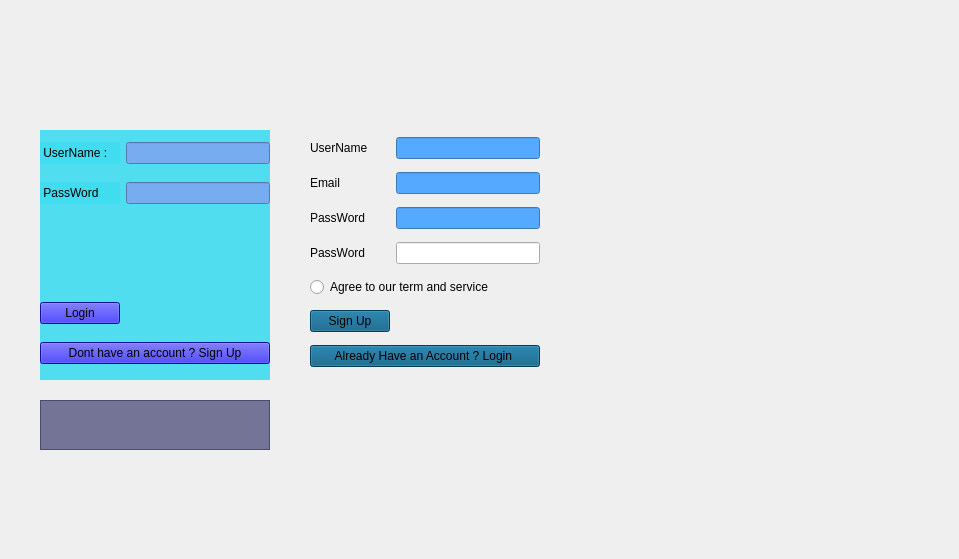
Before: the Qt Designer form Login_Sign_page/login_sign_page.ui in meh3one/Ap-FinalProj, drawn with Qt 5.
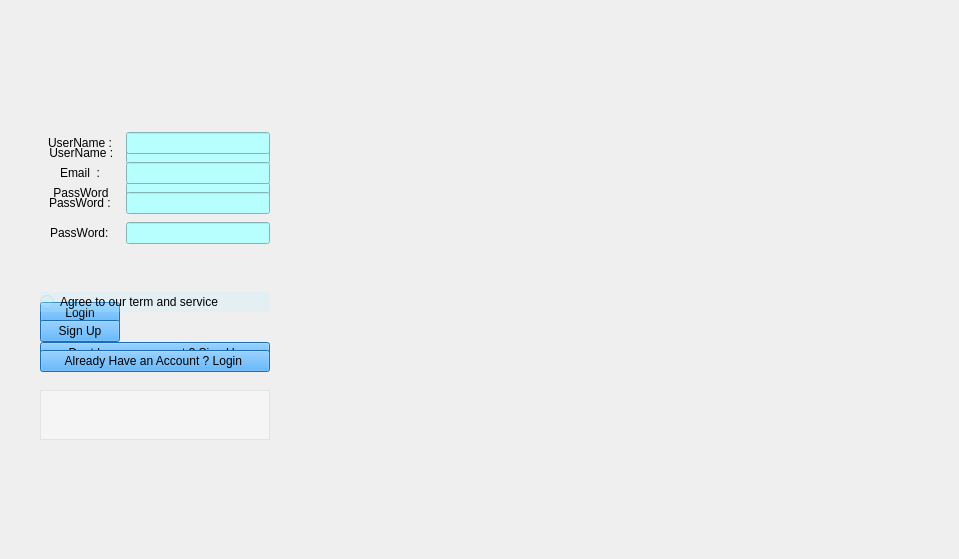
After: the same form once the commit is applied. Icons and pictures are not drawn.

Commit message: made the Sign up login page design

Patch:
```diff
--- a/Login_Sign_page/login_sign_page.ui
+++ b/Login_Sign_page/login_sign_page.ui
@@ -30,13 +30,16 @@
      </rect>
     </property>
     <property name="styleSheet">
-     <string notr="true">background-color:rgb(62, 219, 240,0.9);
+     <string notr="true">background-color: rgba(255, 255, 255,.8) ;
 
 color: rgb(0, 0, 0);</string>
     </property>
     <layout class="QGridLayout" name="loginPage">
-     <item row="1" column="0">
+     <item row="1" column="0" alignment="Qt::AlignHCenter">
       <widget class="QLabel" name="PassWord_lable_2">
+       <property name="styleSheet">
+        <string notr="true">background-color: rgb(255, 255, 255, 0.0);</string>
+       </property>
        <property name="text">
         <string> PassWord</string>
        </property>
@@ -45,7 +48,8 @@
      <item row="4" column="0" colspan="2">
       <widget class="QPushButton" name="Login_To_Sign_button">
        <property name="styleSheet">
-        <string notr="true">background-color:rgba(26, 19, 212)</string>
+        <string notr="true">
+background-color: rgb(38, 154, 255)</string>
        </property>
        <property name="text">
         <string>Dont have an account ? Sign Up</string>
@@ -55,14 +59,15 @@
      <item row="1" column="1">
       <widget class="QLineEdit" name="Login_PassWord_input">
        <property name="styleSheet">
-        <string notr="true">background-color: rgb(119, 172, 241)</string>
+        <string notr="true">background-color: rgb(183, 254, 255)</string>
        </property>
       </widget>
      </item>
      <item row="3" column="0">
       <widget class="QPushButton" name="Login_button">
        <property name="styleSheet">
-        <string notr="true">background-color:rgba(26, 19, 212)</string>
+        <string notr="true">
+background-color: rgb(38, 154, 255)</string>
        </property>
        <property name="text">
         <string>Login</string>
@@ -72,12 +77,15 @@
      <item row="0" column="1">
       <widget class="QLineEdit" name="Login_UserName_input">
        <property name="styleSheet">
-        <string notr="true">background-color: rgb(119, 172, 241)</string>
+        <string notr="true">background-color: rgb(183, 254, 255)</string>
        </property>
       </widget>
      </item>
-     <item row="0" column="0">
+     <item row="0" column="0" alignment="Qt::AlignHCenter">
       <widget class="QLabel" name="UserName_lable_2">
+       <property name="styleSheet">
+        <string notr="true">background-color: rgb(255, 255, 255, 0.0);</string>
+       </property>
        <property name="text">
         <string> UserName :</string>
        </property>
@@ -104,7 +112,7 @@
    <widget class="QWidget" name="SignUp_Widget" native="true">
     <property name="geometry">
      <rect>
-      <x>310</x>
+      <x>40</x>
       <y>130</y>
       <width>230</width>
       <height>250</height>
@@ -116,104 +124,135 @@
 color: rgb(0, 0, 0);</string>
     </property>
     <layout class="QGridLayout" name="gridLayout">
-     <item row="2" column="0">
+     <item row="2" column="0" alignment="Qt::AlignHCenter">
       <widget class="QLabel" name="PassWord_lable">
+       <property name="styleSheet">
+        <string notr="true">background-color: rgb(255, 255, 255, 0.0);</string>
+       </property>
        <property name="text">
-        <string>PassWord</string>
+        <string>PassWord :</string>
        </property>
       </widget>
      </item>
      <item row="3" column="1">
       <widget class="QLineEdit" name="Sign_PassWord_input2">
        <property name="styleSheet">
-        <string notr="true">background-color:: rgba(162, 219, 250);
-
-</string>
+        <string notr="true">background-color: rgb(183, 254, 255)</string>
        </property>
       </widget>
      </item>
      <item row="2" column="1">
       <widget class="QLineEdit" name="Sign_PassWord_input1">
        <property name="styleSheet">
-        <string notr="true">background-color: rgb(85, 170, 255)</string>
+        <string notr="true">background-color: rgb(183, 254, 255)</string>
        </property>
       </widget>
      </item>
      <item row="1" column="1">
       <widget class="QLineEdit" name="Sign_Email_input">
        <property name="styleSheet">
-        <string notr="true">background-color: rgb(85, 170, 255)</string>
+        <string notr="true">background-color: rgb(183, 254, 255)</string>
        </property>
       </widget>
      </item>
-     <item row="1" column="0">
+     <item row="1" column="0" alignment="Qt::AlignHCenter">
       <widget class="QLabel" name="Email_lable">
+       <property name="styleSheet">
+        <string notr="true">background-color: rgb(255, 255, 255, 0.0);</string>
+       </property>
        <property name="text">
-        <string>Email</string>
+        <string>Email  :</string>
        </property>
       </widget>
      </item>
-     <item row="0" column="0">
+     <item row="0" column="0" alignment="Qt::AlignHCenter">
       <widget class="QLabel" name="UserName_lable">
+       <property name="styleSheet">
+        <string notr="true">background-color: rgb(255, 255, 255, 0.0);</string>
+       </property>
        <property name="text">
-        <string>UserName</string>
+        <string>UserName :</string>
        </property>
       </widget>
      </item>
-     <item row="5" column="0">
+     <item row="6" column="0">
       <widget class="QPushButton" name="SignUp_Bottom">
        <property name="styleSheet">
-        <string notr="true">background-color: rgb(0, 85, 127);</string>
+        <string notr="true">background-color: rgb(38, 154, 255)</string>
        </property>
        <property name="text">
         <string>Sign Up</string>
        </property>
       </widget>
      </item>
-     <item row="4" column="0" colspan="2">
+     <item row="5" column="0" colspan="2">
       <widget class="QRadioButton" name="term_service_ratio">
+       <property name="styleSheet">
+        <string notr="true">
+background-color: rgba(180, 241, 255, 0.2);</string>
+       </property>
        <property name="text">
         <string>Agree to our term and service</string>
        </property>
       </widget>
      </item>
-     <item row="3" column="0">
+     <item row="3" column="0" alignment="Qt::AlignHCenter">
       <widget class="QLabel" name="PassWord_lable_3">
+       <property name="styleSheet">
+        <string notr="true">background-color: rgb(255, 255, 255, 0.0);</string>
+       </property>
        <property name="text">
-        <string>PassWord</string>
+        <string>PassWord:</string>
        </property>
       </widget>
      </item>
      <item row="0" column="1">
       <widget class="QLineEdit" name="Sign_UserName_input">
        <property name="styleSheet">
-        <string notr="true">background-color: rgb(85, 170, 255)</string>
+        <string notr="true">background-color: rgb(183, 254, 255)</string>
        </property>
       </widget>
      </item>
-     <item row="6" column="0" colspan="2">
+     <item row="7" column="0" colspan="2">
       <widget class="QPushButton" name="sign_to_login_button">
        <property name="styleSheet">
-        <string notr="true">background-color: rgb(0, 85, 127);</string>
+        <string notr="true">
+background-color: rgb(38, 154, 255)</string>
        </property>
        <property name="text">
         <string>Already Have an Account ? Login </string>
        </property>
       </widget>
      </item>
+     <item row="4" column="0" colspan="2">
+      <spacer name="verticalSpacer">
+       <property name="orientation">
+        <enum>Qt::Vertical</enum>
+       </property>
+       <property name="sizeType">
+        <enum>QSizePolicy::Fixed</enum>
+       </property>
+       <property name="sizeHint" stdset="0">
+        <size>
+         <width>20</width>
+         <height>40</height>
+        </size>
+       </property>
+      </spacer>
+     </item>
     </layout>
    </widget>
    <widget class="QTextBrowser" name="Output">
     <property name="geometry">
      <rect>
       <x>40</x>
-      <y>400</y>
+      <y>390</y>
       <width>230</width>
       <height>50</height>
      </rect>
     </property>
     <property name="styleSheet">
-     <string notr="true">background-color: rgba(85, 85, 127, 0.8)</string>
+     <string notr="true">background-color: rgba(255, 255, 255, 0.4);</string>
     </property>
    </widget>
   </widget>
```
Left out of the diff: 2 changed lines with no effect on the pictures. The commit also changes 1 other file.
